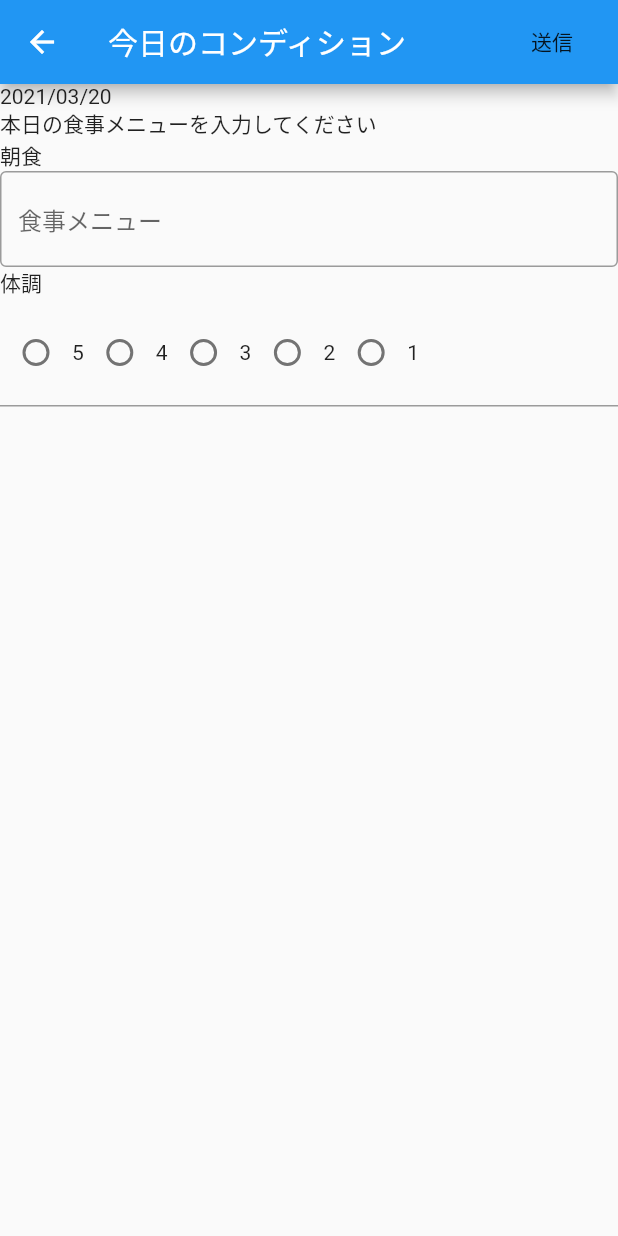
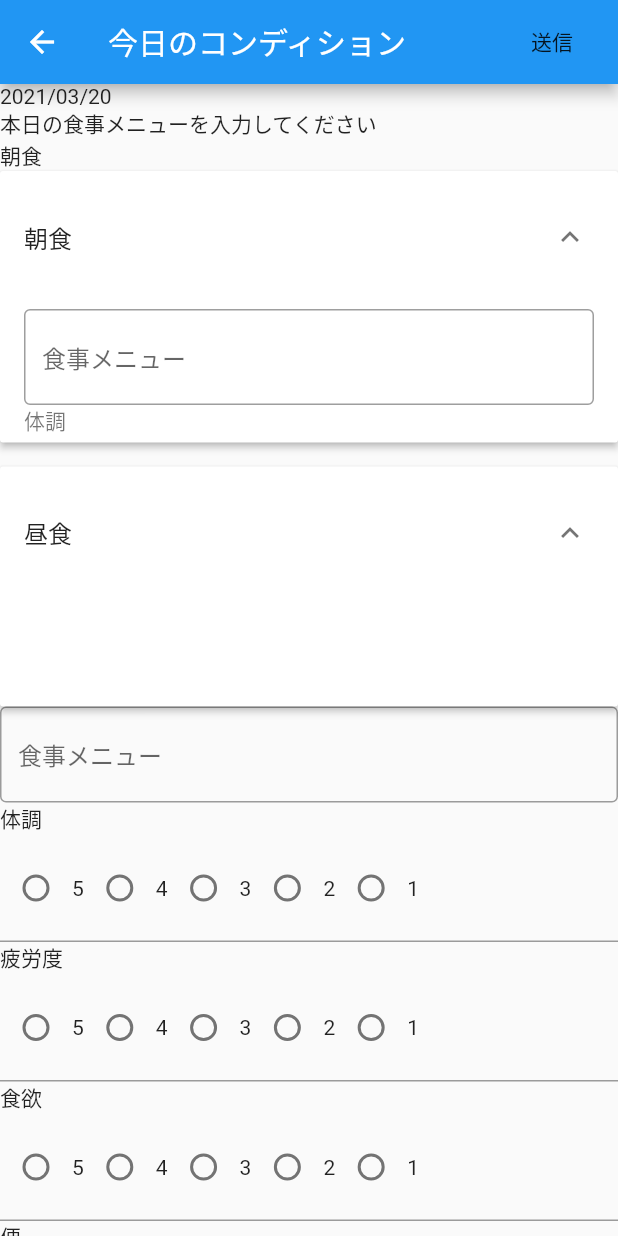
Before and after one commit to engiari/kanri2, a Flutter app: the Feed screen opened directly, after a tap on "送信", on a phone screen of 412 x 824 dp. Run offline on Flutter 3.47's test engine with Material 2 defaults, Android fonts, the phone set to English and light mode, and no system bars; drawn by our look-alikes of flutter_form_builder; our stand-ins replace cloud_firestore, firebase_auth, firebase_core, firebase_crashlytics, flutter_slidable, shared_preferences; missing offline and left inert: flutter_simple_customize_calendar; accounts and stored records are empty.

```diff
--- a/lib/screen/routes/feed_route.dart
+++ b/lib/screen/routes/feed_route.dart
@@ -1,5 +1,3 @@
-import 'dart:ffi';
-
 import 'package:cloud_firestore/cloud_firestore.dart';
 import 'package:firebase_auth/firebase_auth.dart' as auth;
 import 'package:flutter/material.dart';
@@ -25,11 +23,12 @@ class _FeedState extends State<Feed> {
   int defecation = 0;
 
   String _condition = "";
-
+  String _fatigue = "";
+  String _appetite = "";
+  String _defecation = "";
 
   // テーブル指定
-  CollectionReference query =
-  FirebaseFirestore.instance.collection('feed');
+  CollectionReference query = FirebaseFirestore.instance.collection('feed');
 
   final now = DateTime.now();
 
@@ -48,19 +47,18 @@ class _FeedState extends State<Feed> {
       child: Scaffold(
         appBar: AppBar(
           title: Text("今日のコンディション"),
-        actions: <Widget> [
+          actions: <Widget>[
             FlatButton(
               child: Text("送信"),
               onPressed: () async {
                 if (_formKey.currentState.validate()) {
                   // TODO submit
-                await query
-                    .add({
-                  'meal': meal, // John Doe
-                  'condition': _condition, // John Doe
-                  'fatigue': fatigue, // Stokes and Sons
-                  'appetite': appetite, // 42
-                  'defecation': defecation, // 42
+                  await query.add({
+                    'meal': meal,
+                    'condition': _condition,
+                    'fatigue': _fatigue,
+                    'appetite': _appetite,
+                    'defecation': _defecation,
                   });
                   //.then((value) => null).catchError(onError).whenComplete(() => null)
                 }
@@ -74,6 +72,58 @@ class _FeedState extends State<Feed> {
             Text(formatter.format(now.toLocal())),
             Text("本日の食事メニューを入力してください"),
             Text("朝食"),
+
+            /* FlatButton(
+              child: Text("朝食"),
+              onPressed: () {},
+            ),
+            */
+
+            ExpansionPanelList(
+              expansionCallback: (int index, bool isExpanded) {},
+              children: [
+                ExpansionPanel(
+                  headerBuilder: (BuildContext context, bool isExpanded) {
+                    return ListTile(
+                      title: Text('朝食'),
+                    );
+                  },
+                  body: ListTile(
+                    title: TextFormField(
+                      decoration: InputDecoration(
+                        border: OutlineInputBorder(),
+                        hintText: '食事メニュー',
+                      ),
+                      maxLines: null,
+                      onChanged: (String text) {
+                        meal = text;
+                      },
+                      validator: (String test) {
+                        if (test.isEmpty) {
+                          return ('食事メニューを入力してください');
+                        }
+                        return null;
+                      },
+                    ),
+                    subtitle: Text("体調"),
+
+                  ),
+                  isExpanded: true,
+                ),
+                ExpansionPanel(
+                  headerBuilder: (BuildContext context, bool isExpanded) {
+                    return ListTile(
+                      title: Text('昼食'),
+                    );
+                  },
+                  body: ListTile(
+                    title: Text(''),
+                    subtitle: Text(''),
+                  ),
+                  isExpanded: true,
+                ),
+              ],
+            ),
             TextFormField(
               decoration: InputDecoration(
                 border: OutlineInputBorder(),
@@ -92,7 +142,9 @@ class _FeedState extends State<Feed> {
             ),
             Text("体調"),
             FormBuilderRadioGroup(
-            onChanged: (text){_condition = text;},
+              onChanged: (text) {
+                _condition = text;
+              },
               validator: (String text) {
                 if (text == null) {
                   return ('どれかを選択してください');
@@ -100,11 +152,82 @@ class _FeedState extends State<Feed> {
                 return null;
               },
               options: [
-              "5", "4", "3", "2", "1",
+                "5",
+                "4",
+                "3",
+                "2",
+                "1",
               ]
                   .map((option) => FormBuilderFieldOption(value: option))
-                .toList(growable: false), name: "体調",
-          )
+                  .toList(growable: false),
+              name: "体調",
+            ),
+            Text("疲労度"),
+            FormBuilderRadioGroup(
+              onChanged: (text) {
+                _fatigue = text;
+              },
+              validator: (String text) {
+                if (text == null) {
+                  return ('どれかを選択してください');
+                }
+                return null;
+              },
+              options: [
+                "5",
+                "4",
+                "3",
+                "2",
+                "1",
+              ]
+                  .map((option) => FormBuilderFieldOption(value: option))
+                  .toList(growable: false),
+              name: "疲労度",
+            ),
+            Text("食欲"),
+            FormBuilderRadioGroup(
+              onChanged: (text) {
+                _appetite = text;
+              },
+              validator: (String text) {
+                if (text == null) {
+                  return ('どれかを選択してください');
+                }
+                return null;
+              },
+              options: [
+                "5",
+                "4",
+                "3",
+                "2",
+                "1",
+              ]
+                  .map((option) => FormBuilderFieldOption(value: option))
+                  .toList(growable: false),
+              name: "食欲",
+            ),
+            Text("便"),
+            FormBuilderRadioGroup(
+              onChanged: (text) {
+                _defecation = text;
+              },
+              validator: (String text) {
+                if (text == null) {
+                  return ('どれかを選択してください');
+                }
+                return null;
+              },
+              options: [
+                "5",
+                "4",
+                "3",
+                "2",
+                "1",
+              ]
+                  .map((option) => FormBuilderFieldOption(value: option))
+                  .toList(growable: false),
+              name: "便",
+            ),
           ],
         ),
       ),
```
Also changed, not shown: lib/screen/routes/diary_route.dart (+34 -4 lines), 1 other file. Lines whose indentation alone changed are shown as unchanged.
